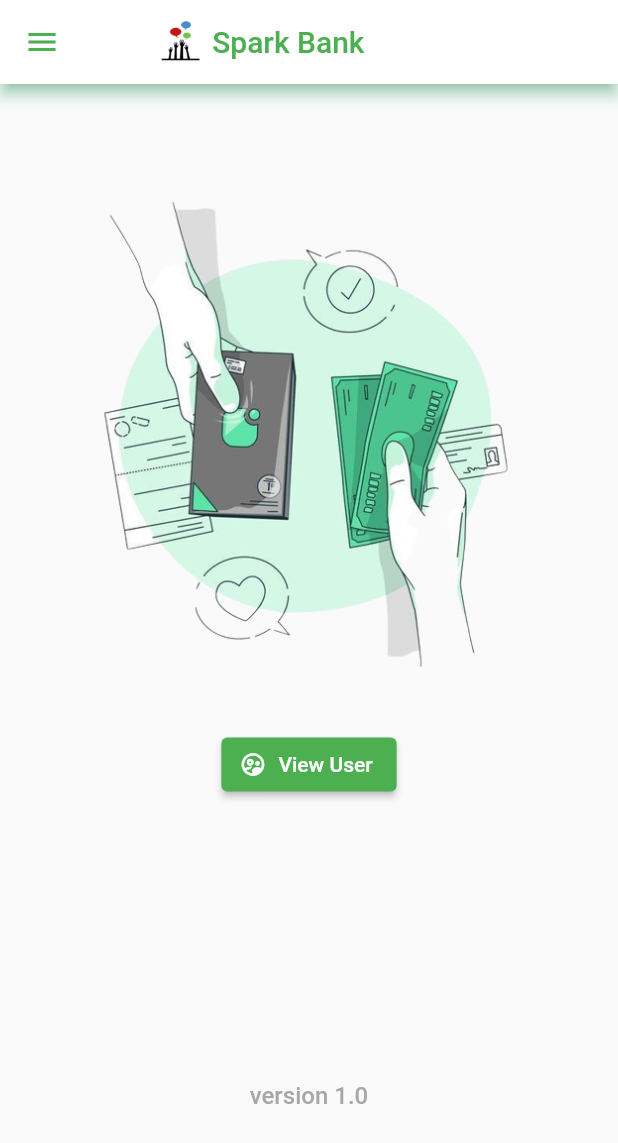
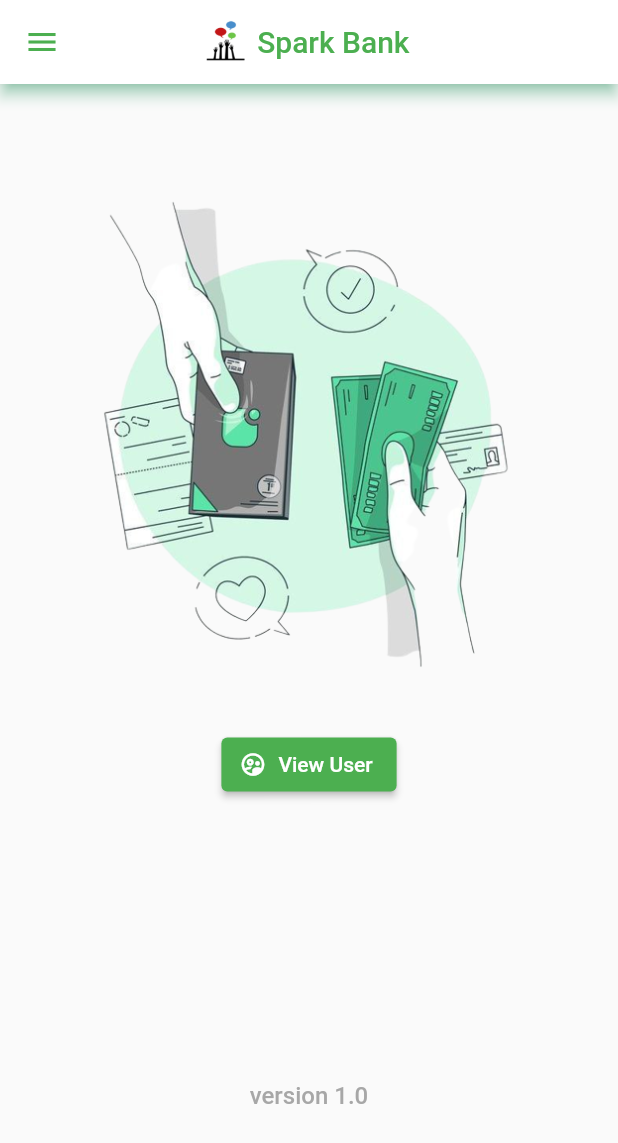
Before and after one commit to manuAhir7/sparkbank, a Flutter app: the screen it shows after launch, on a phone screen of 412 x 824 dp. Shown: the top 1143 px of the screen. Run offline on Flutter 3.47's test engine with Material 2 defaults, Android fonts, the light colour scheme and no system bars; our stand-ins replace fluttertoast, share_plus, sqflite; accounts and stored records are empty.

Commit message:
Project Version 1.0

```diff
--- a/lib/screens/home.dart
+++ b/lib/screens/home.dart
@@ -12,9 +12,10 @@
       drawer: const Navbar(),
       appBar: AppBar(
         iconTheme: const IconThemeData(color: Colors.green),
-        title: Row(
+        title: Padding(
+          padding: const EdgeInsets.symmetric(horizontal: 65.0),
+          child: Row(
             children: [
-            const SizedBox(width: 35),
               Image.asset(
                 'images/sparkbank.png',
                 fit: BoxFit.contain,
@@ -29,6 +30,7 @@
                     ),
                   ))
             ],
+          ),
         ),
         backgroundColor: Colors.white,
         shadowColor: Colors.greenAccent,
--- a/lib/widget/selectwidget.dart
+++ b/lib/widget/selectwidget.dart
@@ -96,8 +96,8 @@
           width: 111,
           height: 111,
           child: Column(
+            mainAxisAlignment: MainAxisAlignment.center,
             children: [
-              const SizedBox(height: 9),
               const CircleAvatar(
                 radius: 33,
                 backgroundImage: AssetImage('images/avatar.jpg'),
```
Also changed, not shown: lib/database/bankdb.dart (+8 -8 lines), lib/widget/userwidget.dart (+13 -8 lines), 1 other file. Lines whose indentation alone changed are shown as unchanged.
